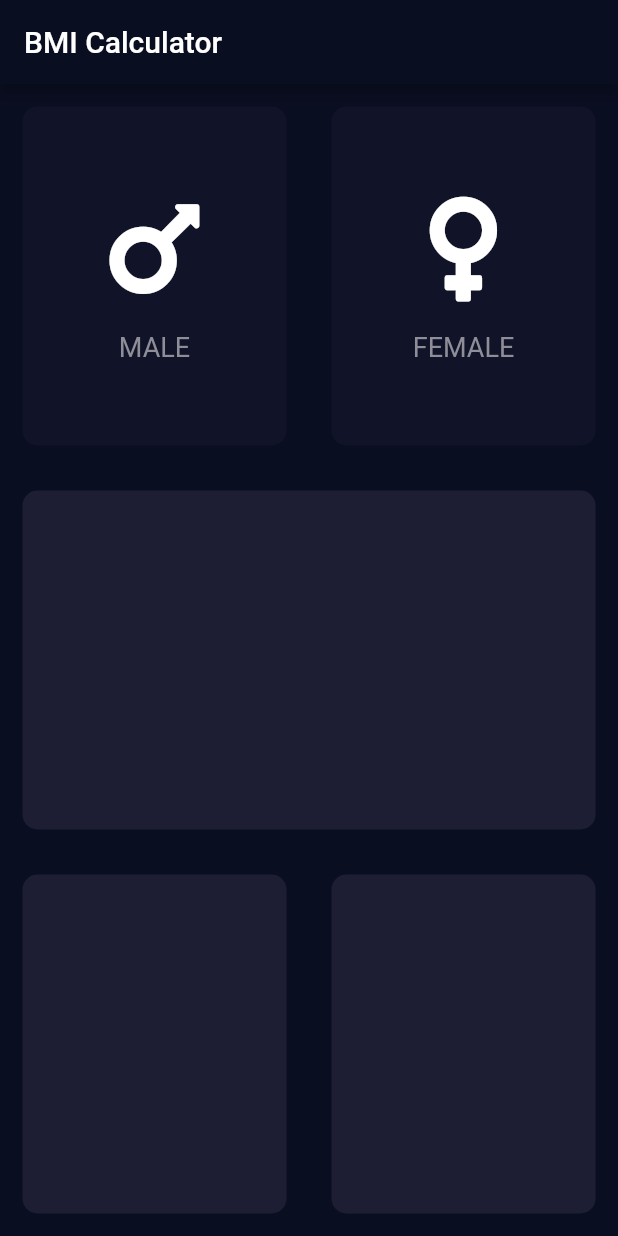
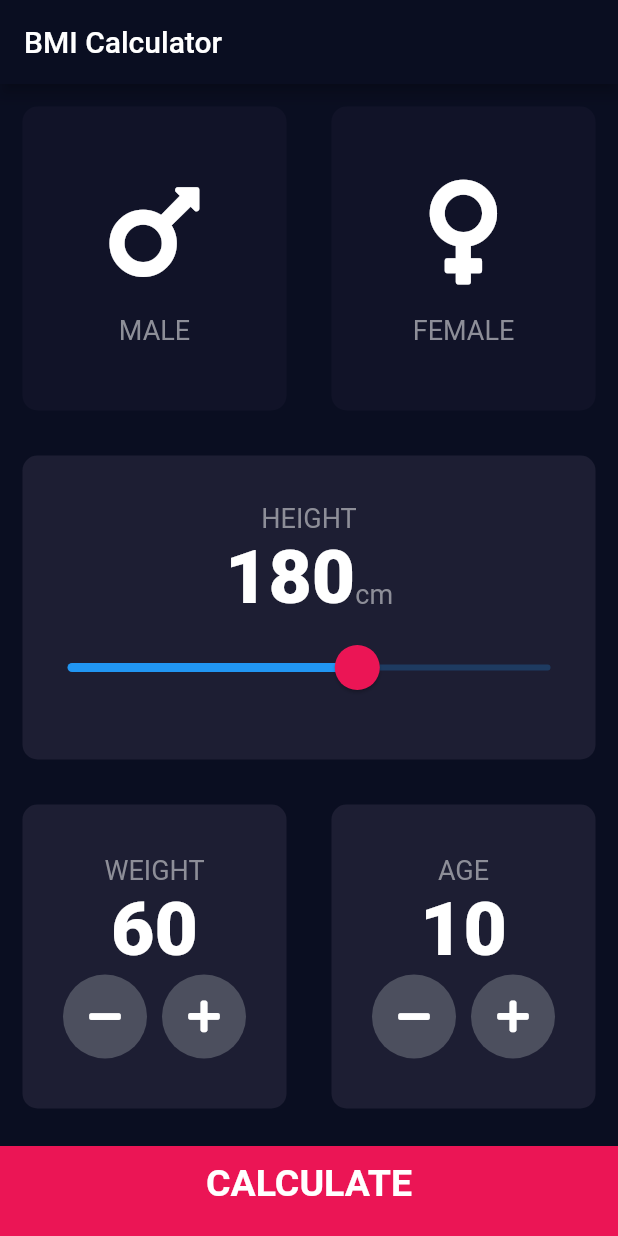
Before and after one commit to kenvifire/flutter_demo, a Flutter app: the screen it shows after launch, on a phone screen of 412 x 824 dp. Run offline on Flutter 3.47's test engine with Material 2 defaults, Android fonts, the light colour scheme and no system bars; our stand-ins replace audioplayers, font_awesome_flutter, rflutter_alert.

Commit message:
close #2, finish chapter 12

```diff
--- a/lib/bmi.dart
+++ b/lib/bmi.dart
@@ -1,7 +1,10 @@
 import 'package:flutter/material.dart';
 import 'package:font_awesome_flutter/font_awesome_flutter.dart';
+import 'package:fultter_demo/calculator_brain.dart';
+import 'package:fultter_demo/result_page.dart';
 import 'reusable_card.dart';
 import 'icon_content.dart';
+import 'constants.dart';
 
 class BMICalculator extends StatelessWidget {
   @override
@@ -16,13 +19,7 @@ class BMICalculator extends StatelessWidget {
   }
 }
 
-enum Gender {
-  FEMALE,
-  MALE
-}
-
-const activeCardColor = Color(0xFF1D1E33);
-const inactiveCardColor = Color(0xFF111328);
+enum Gender { FEMALE, MALE }
 
 class InputPage extends StatefulWidget {
   @override
@@ -31,6 +28,9 @@ class InputPage extends StatefulWidget {
 
 class _InputPageState extends State<InputPage> {
   Gender selectedGender;
+  int height = 180;
+  int weight = 60;
+  int age = 10;
 
   @override
   Widget build(BuildContext context) {
@@ -40,54 +40,219 @@ class _InputPageState extends State<InputPage> {
       ),
       body: Column(children: <Widget>[
         Expanded(
-          flex: 1,
           child: Row(
             children: <Widget>[
               Expanded(
-                child: GestureDetector(
-                  onTap: () {
-                    setState(() {
-                      selectedGender = Gender.MALE;
-                    });
-                  },
-                  child: ReusableCard(
-                    color: selectedGender == Gender.MALE ? activeCardColor : inactiveCardColor,
-                    cardChild: IconContent(text: 'MALE', icon: FontAwesomeIcons.mars,)
+                child: ReusableCard(
+                  color: selectedGender == Gender.MALE
+                      ? activeCardColor
+                      : inactiveCardColor,
+                  cardChild: IconContent(
+                    text: 'MALE',
+                    icon: FontAwesomeIcons.mars,
                   ),
+                  onPress: setGender(Gender.MALE),
                 ),
               ),
               Expanded(
-                child: GestureDetector(
-                  onTap: () {
-                    setState(() {
-                      selectedGender = Gender.FEMALE;
-                    });
-                  },
-                  child: ReusableCard(color: selectedGender == Gender.FEMALE ? activeCardColor : inactiveCardColor,
-                  cardChild: IconContent(text: 'FEMALE', icon: FontAwesomeIcons.venus),),
+                child: ReusableCard(
+                  color: selectedGender == Gender.FEMALE
+                      ? activeCardColor
+                      : inactiveCardColor,
+                  cardChild:
+                  IconContent(text: 'FEMALE', icon: FontAwesomeIcons.venus),
+                  onPress: setGender(Gender.FEMALE),
                 ),
               ),
             ],
           ),
         ),
         Expanded(
-          child: ReusableCard(color: activeCardColor,),
+          child: ReusableCard(
+            color: activeCardColor,
+            cardChild: Column(
+              mainAxisAlignment: MainAxisAlignment.center,
+              children: <Widget>[
+                Text(
+                  "HEIGHT",
+                  style: labelTextStyle,
+                ),
+                Row(
+                    mainAxisAlignment: MainAxisAlignment.center,
+                    crossAxisAlignment: CrossAxisAlignment.baseline,
+                    textBaseline: TextBaseline.alphabetic,
+                    children: <Widget>[
+                      Text(
+                        "$height",
+                        style: numberTextStyle,
+                      ),
+                      Text(
+                        "cm",
+                        style: labelTextStyle,
+                      ),
+                    ]),
+                SliderTheme(
+                  data: SliderTheme.of(context).copyWith(
+                    thumbShape: RoundSliderThumbShape(enabledThumbRadius: 15.0),
+                    overlayShape: RoundSliderOverlayShape(overlayRadius: 30.0),
+                    thumbColor: Color(0xFFEB1555),
+                    overlayColor: Color(0x29EB1555),
+                    activeTickMarkColor: Colors.white,
+                  ),
+                  child: Slider(
+                    value: height.toDouble(),
+                    min: 120.0,
+                    max: 220,
+                    onChanged: (value) {
+                      setState(() {
+                        height = value.round();
+                      });
+                    },
+                  ),
+                )
+              ],
+            ),
+          ),
         ),
         Expanded(
           child: Row(
             children: [
               Expanded(
                 flex: 1,
-                child: ReusableCard(color: activeCardColor,),
+                child: ReusableCard(
+                  color: activeCardColor,
+                  cardChild: Column(
+                    mainAxisAlignment: MainAxisAlignment.center,
+                    children: <Widget>[
+                      Text("WEIGHT", style: labelTextStyle),
+                      Text(
+                        weight.toString(),
+                        style: numberTextStyle,
+                      ),
+                      Row(
+                          mainAxisAlignment: MainAxisAlignment.center,
+                          children: <Widget>[
+                            RoundIconButton(icon: FontAwesomeIcons.minus, onPress: changeWeight(-1),),
+                            SizedBox(width: 10.0),
+                            RoundIconButton(icon: FontAwesomeIcons.plus, onPress: changeWeight(1),),
+                          ]),
+                    ],
+                  ),
+                ),
               ),
               Expanded(
                 flex: 1,
-                child: ReusableCard(color: activeCardColor,),
+                child: ReusableCard(
+                  color: activeCardColor,
+                  cardChild: Column(
+                    mainAxisAlignment: MainAxisAlignment.center,
+                    children: <Widget>[
+                      Text("AGE", style: labelTextStyle),
+                      Text(
+                        age.toString(),
+                        style: numberTextStyle,
+                      ),
+                      Row(
+                          mainAxisAlignment: MainAxisAlignment.center,
+                          children: <Widget>[
+                            RoundIconButton(icon: FontAwesomeIcons.minus, onPress: changeAge(-1),),
+                            SizedBox(width: 10.0),
+                            RoundIconButton(icon: FontAwesomeIcons.plus, onPress: changeAge(1),),
+                          ]),
+                    ],
+                  ),                ),
               ),
             ],
           ),
         ),
+        BottomButton(text: 'CALCULATE', onTap: () {
+
+          CalculatorBrain calc = CalculatorBrain(height: height, weight: weight);
+
+          Navigator.push(context, MaterialPageRoute(builder: (context) => ResultPage(
+            bmiResult: calc.calculateBMI(),
+            resultText: calc.getResult(),
+            interpretation: calc.getInterpretation(),
+          ) ));
+        }),
       ]),
     );
   }
+
+  Function setGender(Gender gender) {
+    return () {
+      setState(() {
+        selectedGender = gender;
+      });
+    };
+  }
+
+  Function changeWeight(int value) {
+    return () {
+      int newWeight = weight + value;
+      setState(() {
+        if(newWeight > 0 && newWeight < 1000) {
+          weight = newWeight;
+        }
+      });
+    };
+  }
+
+  Function changeAge(int value) {
+    return () {
+      int newAge = age + value;
+      setState(() {
+        if(newAge > 0 && newAge < 200) {
+          age = newAge;
+        }
+      });
+    };
+  }
 }
+
+class BottomButton extends StatelessWidget {
+  final String text;
+  final Function onTap;
+
+  BottomButton({@required this.text, @required this.onTap});
+
+  @override
+  Widget build(BuildContext context) {
+    return GestureDetector(
+      onTap: onTap,
+      child: Container(
+        child: Center(
+          child: Text("$text",
+          style: kLargeButtonTextStyle,),
+        ),
+        margin: EdgeInsets.only(top: 10.0),
+        padding:  EdgeInsets.only(bottom: 10.0),
+        color: kBottomContainerColour,
+        width: double.infinity,
+        height: kBottomContainerHeight,
+      ),
+    );
+  }
+}
+
+class RoundIconButton extends StatelessWidget {
+  RoundIconButton({this.icon, this.onPress});
+
+  final IconData icon;
+  final Function onPress;
+
+  @override
+  Widget build(BuildContext context) {
+    return RawMaterialButton(
+      child: Icon(icon),
+      shape: CircleBorder(),
+      elevation: 0.0,
+      onPressed: onPress,
+      constraints: BoxConstraints.tightFor(
+        width: 56.0,
+        height: 56.0,
+      ),
+      fillColor: Color(0xFF4C4F5E),
+    );
+  }
+}
--- /dev/null
+++ b/lib/calculator_brain.dart
@@ -0,0 +1,35 @@
+import 'dart:math';
+
+class CalculatorBrain {
+  CalculatorBrain({this.weight, this.height});
+
+  final int height;
+  final int weight;
+  double _bmi;
+
+  String calculateBMI() {
+    _bmi = weight / pow(height/100, 2);
+    return _bmi.toStringAsFixed(1);
+  }
+
+  String getResult() {
+    if(_bmi >= 25) {
+      return "Overweight";
+    } else if (_bmi > 18.5) {
+      return "Normal";
+    } else {
+      return "Underweight";
+    }
+  }
+
+  String getInterpretation() {
+    if(_bmi >= 25) {
+      return "Eat less, exercise more";
+    } else if (_bmi > 18.5) {
+      return "You look good";
+    } else {
+      return "Eat more";
+    }
+  }
+
+}
--- /dev/null
+++ b/lib/constants.dart
@@ -0,0 +1,42 @@
+import 'package:flutter/material.dart';
+
+const kBottomContainerHeight = 60.0;
+const activeCardColor = Color(0xFF1D1E33);
+const inactiveCardColor = Color(0xFF111328);
+const kBottomContainerColour = Color(0xFFEB1555);
+
+const labelTextStyle = TextStyle(
+  fontSize: 18.0,
+  color: Color(0xFF8D8E98),
+);
+
+
+const numberTextStyle = TextStyle(
+  fontSize: 50.0,
+  fontWeight: FontWeight.w900,
+);
+
+const kLargeButtonTextStyle = TextStyle(
+  fontSize: 25.0,
+  fontWeight: FontWeight.bold,
+);
+
+const kTitleTextStyle = TextStyle(
+  fontSize: 50.0,
+  fontWeight: FontWeight.bold,
+);
+
+const resultTextStyle = TextStyle(
+  color: Color(0xFF24D876),
+  fontSize: 22.0,
+  fontWeight: FontWeight.bold,
+);
+
+const kBMITextStyle = TextStyle(
+  fontSize: 100.0,
+  fontWeight: FontWeight.bold,
+);
+
+const kBodyStyle = TextStyle(
+  fontSize: 22,
+);
--- a/lib/icon_content.dart
+++ b/lib/icon_content.dart
@@ -1,4 +1,5 @@
 import 'package:flutter/material.dart';
+import 'constants.dart';
 
 class IconContent extends StatelessWidget {
   final String text;
@@ -20,10 +21,7 @@ class IconContent extends StatelessWidget {
         ),
         Text(
           text,
-          style: TextStyle(
-            fontSize: 18.0,
-            color: Color(0xFF8D8E98),
-          ),
+          style: labelTextStyle,
         )
       ],
     );
--- a/lib/reusable_card.dart
+++ b/lib/reusable_card.dart
@@ -1,14 +1,17 @@
 import 'package:flutter/material.dart';
 
 class ReusableCard extends StatelessWidget {
-  ReusableCard({@required this.color, this.cardChild});
+  ReusableCard({@required this.color, this.cardChild, this.onPress});
 
   final Color color;
   final Widget cardChild;
+  final Function onPress;
 
   @override
   Widget build(BuildContext context) {
-    return Container(
+    return GestureDetector(
+      onTap: onPress,
+      child: Container(
         child: cardChild,
         margin: EdgeInsets.all(15.0),
         decoration: BoxDecoration(
@@ -16,6 +19,7 @@ class ReusableCard extends StatelessWidget {
           color: color,
         ),
 
+      ),
     );
   }
 }
```
Also changed, not shown: lib/result_page.dart (added, +65 -0 lines). Lines whose indentation alone changed are shown as unchanged.
